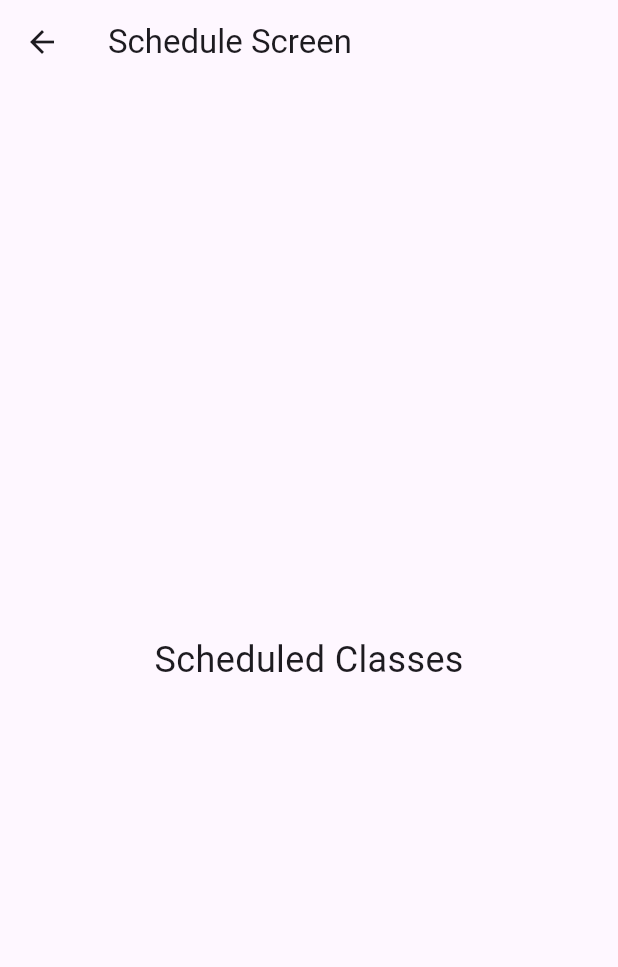
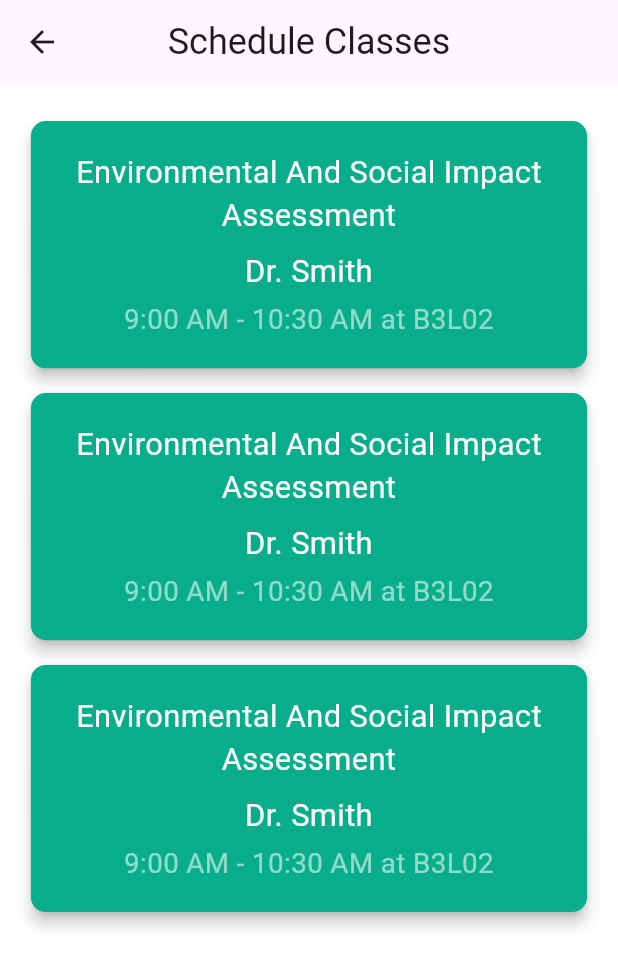
Before and after one commit to HorizonTechFoundation/HorizonClassroom, a Flutter app: the ScheduleScreen screen opened by its route, on a phone screen of 412 x 824 dp. Shown: the top 967 px of the screen. Run offline on Flutter 3.47's test engine with Material 3 defaults, Android fonts, the light colour scheme and no system bars; our stand-ins replace google_fonts; Roboto replaces fonts that are missing (Average, Basic).

Commit message:
Scheduled Classes UI Completed

```diff
--- a/Frontend/horizon_classroom/lib/screens/schedule_screen.dart
+++ b/Frontend/horizon_classroom/lib/screens/schedule_screen.dart
@@ -1,4 +1,5 @@
 import 'package:flutter/material.dart';
+import 'package:google_fonts/google_fonts.dart';
 
 
 class ScheduleScreen extends StatefulWidget {
@@ -9,6 +10,30 @@ class ScheduleScreen extends StatefulWidget {
 }
 
 class _ScheduleScreenState extends State<ScheduleScreen> {
+
+  List<Map<String, dynamic>> schedule = [
+    {
+      "classname": "Environmental And Social Impact Assessment",
+      "timeStart": "9:00 AM",
+      "timeEnd": "10:30 AM",
+      "takenBy": "Dr. Smith",
+      "venue": "B3L02"
+    },
+    {
+      "classname": "Environmental And Social Impact Assessment",
+      "timeStart": "9:00 AM",
+      "timeEnd": "10:30 AM",
+      "takenBy": "Dr. Smith",
+      "venue": "B3L02"
+    },
+    {
+      "classname": "Environmental And Social Impact Assessment",
+      "timeStart": "9:00 AM",
+      "timeEnd": "10:30 AM",
+      "takenBy": "Dr. Smith",
+      "venue": "B3L02"
+    },
+  ];
 
   // ================= CHECK LOGIN STATUS =================
 
@@ -34,12 +59,82 @@ class _ScheduleScreenState extends State<ScheduleScreen> {
 
   @override
   Widget build(BuildContext context) {
+    double width = MediaQuery.of(context).size.width;
+    double height = MediaQuery.of(context).size.height;
+
     return Scaffold(
-      appBar: AppBar(title: const Text("Schedule Screen")),
-      body: Center(
-        child: Text(
-          'Scheduled Classes',
+      backgroundColor: Colors.white,
+      appBar: AppBar(
+        centerTitle: true,
+        title: const Text("Schedule Classes",
           style: TextStyle(fontSize: 24),
+          textAlign: TextAlign.center,
+        )
+      ),
+      body: SafeArea(
+        child: ListView.builder(
+          padding: EdgeInsets.symmetric(vertical: height * 0.02),
+          itemCount: schedule.length,
+          itemBuilder: (context, index) {
+            return Center(
+              child: Card(
+                elevation: 4,
+                shape: RoundedRectangleBorder(
+                  borderRadius: BorderRadius.circular(10),
+                ),
+                color: const Color(0xFF08AD8C),
+                margin: EdgeInsets.symmetric(vertical: height * 0.01),
+                child: SizedBox(
+                  height: height * 0.2,
+                  width: width * 0.9,
+                  child: Column(
+                    mainAxisAlignment: MainAxisAlignment.center,
+                    children: [
+                      SizedBox(
+                        width: width * 0.8,
+                        child: Text(
+                          schedule[index]['classname'],
+                          textAlign: TextAlign.center,
+                          style: GoogleFonts.average(
+                            fontSize: width * 0.05,
+                            color: Colors.white,
+                          ),
+                        ),
+                      ),
+                      SizedBox(
+                        height: height * 0.01,
+                      ),
+                      SizedBox(
+                        width: width * 0.8,
+                        child: Text(
+                          schedule[index]['takenBy'],
+                          textAlign: TextAlign.center,
+                          style: GoogleFonts.basic(
+                            fontSize: width * 0.05,
+                            color: Colors.white,
+                          ),
+                        ),
+                      ),
+                      SizedBox(
+                        height: height * 0.005,
+                      ),
+                      SizedBox(
+                        width: width * 0.8,
+                        child: Text(
+                          "${schedule[index]['timeStart']} - ${schedule[index]['timeEnd']} at ${schedule[index]['venue']}",
+                          textAlign: TextAlign.center,
+                          style: GoogleFonts.basic(
+                            fontSize: width * 0.045,
+                            color: const Color.fromARGB(141, 255, 255, 255),
+                          ),
+                        ),
+                      ),
+                    ],
+                  ),
+                ),
+              ),
+            );
+          },
         ),
       ),
     );
```
